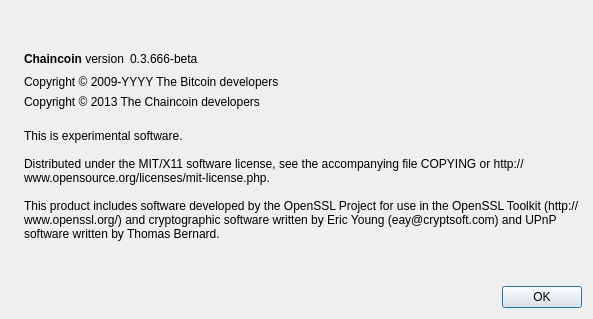
The window that src/qt/forms/aboutdialog.ui (BlueCoin/PiastreCoin) describes before a commit, drawn with Qt 5.
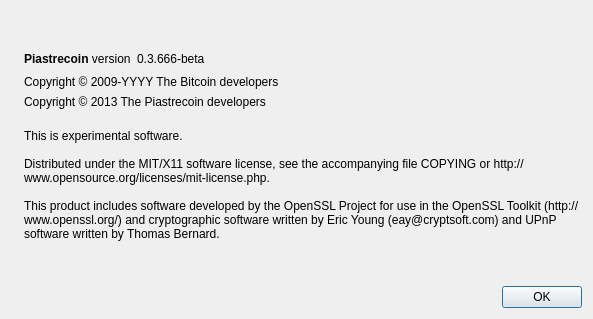
The same window after the commit. Icons and pictures are not drawn.

Patch:
```diff
--- a/src/qt/forms/aboutdialog.ui
+++ b/src/qt/forms/aboutdialog.ui
@@ -50,7 +50,7 @@
           <cursorShape>IBeamCursor</cursorShape>
          </property>
          <property name="text">
-          <string>&lt;b&gt;Chaincoin&lt;/b&gt; version</string>
+          <string>&lt;b&gt;Piastrecoin&lt;/b&gt; version</string>
          </property>
          <property name="textInteractionFlags">
           <set>Qt::LinksAccessibleByMouse|Qt::TextSelectableByKeyboard|Qt::TextSelectableByMouse</set>
@@ -107,7 +107,7 @@
         <cursorShape>IBeamCursor</cursorShape>
        </property>
        <property name="text">
-        <string notr="true">Copyright &amp;copy; 2013 The Chaincoin developers</string>
+        <string notr="true">Copyright &amp;copy; 2013 The Piastrecoin developers</string>
        </property>
        <property name="textFormat">
         <enum>Qt::RichText</enum>
```
Left out of the diff: 2 changed lines with no effect on the pictures.
